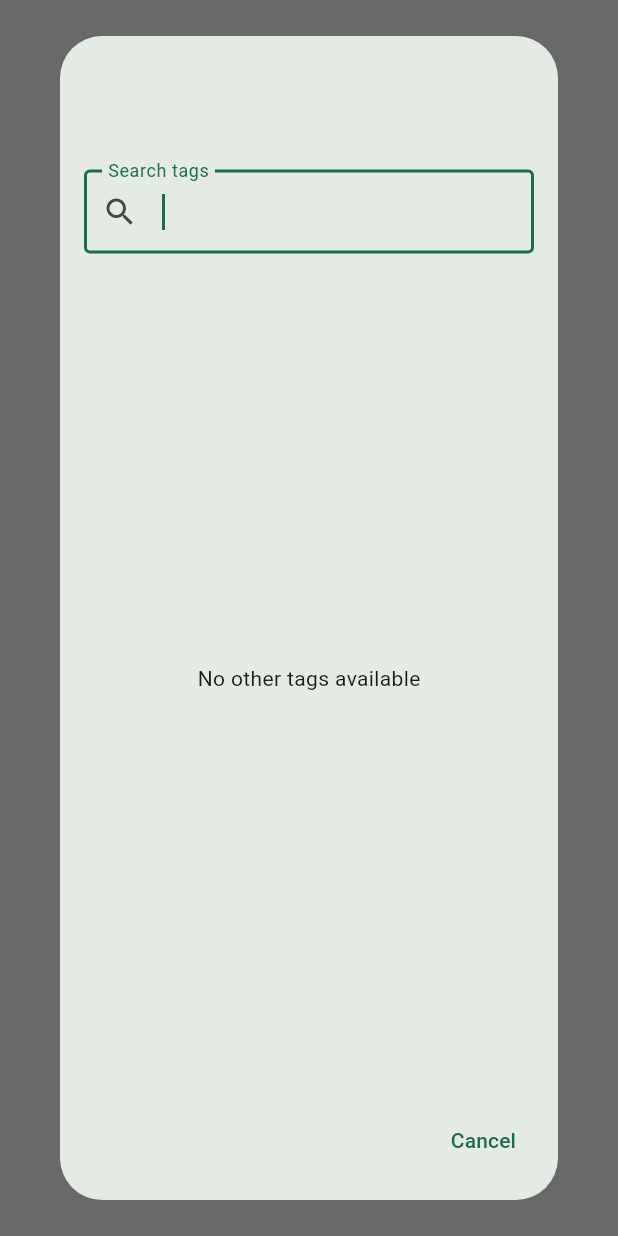
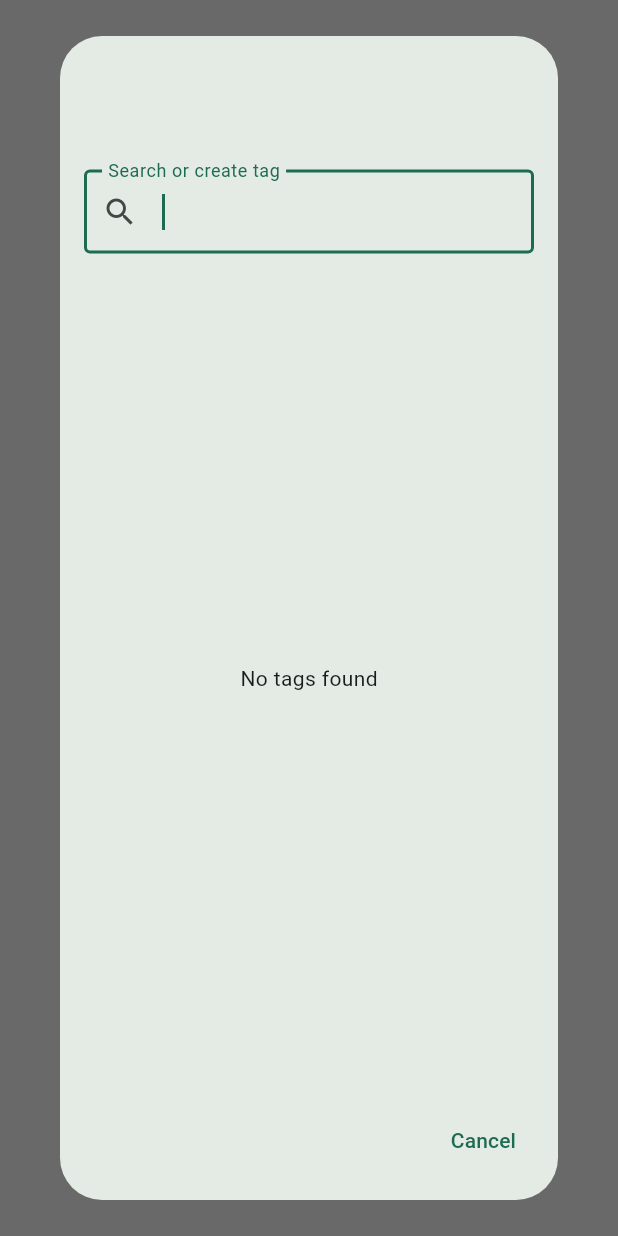
Before and after one commit to kashr-app/kashr, a Flutter app: what show() shows on an empty page, opened directly with empty values, on a phone screen of 412 x 824 dp. Run offline on Flutter 3.47's test engine with Material 3 defaults, Android fonts, the light colour scheme and no system bars; our stand-ins replace decimal, dio, file_picker, fl_chart, flutter_bloc, flutter_secure_storage and 7 more; missing offline and left inert: pointycastle, sqlite3, string_similarity; accounts and stored records are empty; generated files the repository leaves out were written again; statements that could not run were skipped.

Commit message:
refactor: merge AddTagDialog into TagPickerDialog

```diff
--- a/lib/savings/create_savings_dialog.dart
+++ b/lib/savings/create_savings_dialog.dart
@@ -3,7 +3,7 @@ import 'package:kashr/core/amount_dialog.dart';
 import 'package:kashr/core/currency.dart';
 import 'package:kashr/savings/cubit/savings_cubit.dart';
 import 'package:kashr/savings/model/savings.dart';
-import 'package:kashr/turnover/dialogs/add_tag_dialog.dart';
+import 'package:kashr/turnover/dialogs/tag_picker_dialog.dart';
 import 'package:kashr/turnover/model/tag.dart';
 import 'package:kashr/turnover/widgets/tag_avatar.dart';
 import 'package:flutter/material.dart';
@@ -128,7 +128,7 @@ class _CreateSavingsDialogState extends State<CreateSavingsDialog> {
                 // Tag selection
                 InkWell(
                   onTap: () async {
-                    final selectedTag = await AddTagDialog.show(context);
+                    final selectedTag = await TagPickerDialog.show(context);
                     if (selectedTag != null) {
                       setState(() {
                         _selectedTag = selectedTag;
--- a/lib/turnover/dialogs/tag_picker_dialog.dart
+++ b/lib/turnover/dialogs/tag_picker_dialog.dart
@@ -2,40 +2,77 @@ import 'package:kashr/turnover/cubit/tag_cubit.dart';
 import 'package:kashr/turnover/cubit/tag_state.dart';
 import 'package:kashr/turnover/model/tag.dart';
 import 'package:kashr/turnover/widgets/tag_avatar.dart';
+import 'package:kashr/turnover/widgets/tag_edit_bottom_sheet.dart';
 import 'package:flutter/material.dart';
 import 'package:flutter_bloc/flutter_bloc.dart';
 import 'package:uuid/uuid.dart';
 
-/// A dialog for selecting a tag.
+/// A dialog for selecting or creating a tag.
 ///
-/// Allows searching existing tags while excluding specified tag IDs.
-/// Returns the selected [Tag] or null if cancelled.
+/// Allows searching existing tags with optional filtering, and optionally
+/// creating new tags if no exact match is found.
+/// Returns the selected/created [Tag] or null if cancelled.
 class TagPickerDialog extends StatefulWidget {
-  final Set<UuidValue> excludeTagIds;
-  final String title;
+  final bool Function(Tag)? filter;
+  final String? title;
   final String? subtitle;
+  final bool allowCreate;
+  final TagSemantic? defaultSemantic;
 
   const TagPickerDialog({
     super.key,
-    this.excludeTagIds = const {},
-    required this.title,
-    required this.subtitle,
+    this.filter,
+    this.title,
+    this.subtitle,
+    this.allowCreate = true,
+    this.defaultSemantic,
   });
 
-  /// Shows the dialog and returns the selected tag or null if cancelled.
+  /// Shows the dialog and returns the selected/created tag or null if cancelled.
+  ///
+  /// If [filter] is provided, only tags matching the filter will be shown.
+  /// If [allowCreate] is true, users can create new tags.
+  /// If [defaultSemantic] is provided, new tags will be created with that semantic.
   static Future<Tag?> show(
     BuildContext context, {
-    Set<UuidValue> excludeTagIds = const {},
-    required String title,
+    bool Function(Tag)? filter,
+    String? title,
     String? subtitle,
+    bool allowCreate = true,
+    TagSemantic? defaultSemantic,
   }) {
     return showDialog<Tag>(
       context: context,
       builder: (context) => TagPickerDialog(
-        excludeTagIds: excludeTagIds,
+        filter: filter,
         title: title,
         subtitle: subtitle,
+        allowCreate: allowCreate,
+        defaultSemantic: defaultSemantic,
       ),
+    );
+  }
+
+  /// Shows the dialog with tag ID exclusions.
+  ///
+  /// Convenience method that converts [excludeTagIds] to a filter function.
+  static Future<Tag?> showWithExclusions(
+    BuildContext context, {
+    Set<UuidValue> excludeTagIds = const {},
+    String title = 'Select Tag',
+    String? subtitle,
+    bool allowCreate = false,
+    TagSemantic? defaultSemantic,
+  }) {
+    return show(
+      context,
+      filter: excludeTagIds.isEmpty
+          ? null
+          : (tag) => !excludeTagIds.contains(tag.id),
+      title: title,
+      subtitle: subtitle,
+      allowCreate: allowCreate,
+      defaultSemantic: defaultSemantic,
     );
   }
 
@@ -60,19 +97,22 @@ class _TagPickerDialogState extends State<TagPickerDialog> {
 
   List<Tag> _getFilteredTags(List<Tag> allTags) {
     final query = _searchController.text;
+    var filtered = allTags;
 
-    var filtered = allTags
-        .where((tag) => !widget.excludeTagIds.contains(tag.id))
-        .toList();
-
-    if (query.isEmpty) {
-      return filtered;
+    // Apply custom filter if specified
+    if (widget.filter != null) {
+      filtered = filtered.where(widget.filter!).toList();
     }
 
-    final lowerQuery = query.toLowerCase();
-    return filtered
-        .where((tag) => tag.name.toLowerCase().contains(lowerQuery))
-        .toList();
+    // Filter by search query
+    if (query.isNotEmpty) {
+      final lowerQuery = query.toLowerCase();
+      filtered = filtered
+          .where((tag) => tag.name.toLowerCase().contains(lowerQuery))
+          .toList();
+    }
+
+    return filtered;
   }
 
   @override
@@ -85,35 +125,65 @@ class _TagPickerDialogState extends State<TagPickerDialog> {
         child: BlocBuilder<TagCubit, TagState>(
           builder: (context, tagState) {
             final filteredTags = _getFilteredTags(tagState.tags);
+            final searchQuery = _searchController.text.trim();
+            final exactMatch = filteredTags.any(
+              (tag) => tag.name.toLowerCase() == searchQuery.toLowerCase(),
+            );
 
             return Column(
               mainAxisSize: MainAxisSize.min,
               crossAxisAlignment: CrossAxisAlignment.stretch,
               children: [
-                Text(widget.title, style: theme.textTheme.titleLarge),
-                const SizedBox(height: 8),
-                if (widget.subtitle != null)
+                Text(
+                  widget.title ?? 'Select Tag',
+                  style: theme.textTheme.titleLarge,
+                ),
+                if (widget.subtitle != null) ...[
+                  const SizedBox(height: 8),
                   Text(
                     widget.subtitle!,
                     style: theme.textTheme.bodyMedium?.copyWith(
                       color: theme.colorScheme.onSurfaceVariant,
                     ),
                   ),
+                ],
                 const SizedBox(height: 16),
                 TextField(
                   controller: _searchController,
-                  decoration: const InputDecoration(
-                    labelText: 'Search tags',
-                    border: OutlineInputBorder(),
-                    prefixIcon: Icon(Icons.search),
+                  decoration: InputDecoration(
+                    labelText: widget.allowCreate
+                        ? 'Search or create tag'
+                        : 'Search tags',
+                    border: const OutlineInputBorder(),
+                    prefixIcon: const Icon(Icons.search),
                   ),
+                  textCapitalization: TextCapitalization.words,
                   autofocus: true,
                   onChanged: (_) => setState(() {}),
                 ),
                 const SizedBox(height: 16),
+                if (widget.allowCreate &&
+                    searchQuery.isNotEmpty &&
+                    !exactMatch) ...[
+                  ListTile(
+                    leading: const CircleAvatar(child: Icon(Icons.add)),
+                    title: Text('Create "$searchQuery"'),
+                    onTap: () async {
+                      final newTag = await TagEditBottomSheet.show(
+                        context,
+                        initialName: searchQuery,
+                        initialSemantic: widget.defaultSemantic,
+                      );
+                      if (context.mounted && newTag != null) {
+                        Navigator.of(context).pop(newTag);
+                      }
+                    },
+                  ),
+                  const Divider(),
+                ],
                 Flexible(
                   child: filteredTags.isEmpty
-                      ? const Center(child: Text('No other tags available'))
+                      ? const Center(child: Text('No tags found'))
                       : ListView.builder(
                           shrinkWrap: true,
                           itemCount: filteredTags.length,
--- a/lib/turnover/dialogs/tag_turnover_editor_dialog.dart
+++ b/lib/turnover/dialogs/tag_turnover_editor_dialog.dart
@@ -9,7 +9,7 @@ import 'package:kashr/core/currency.dart';
 import 'package:kashr/core/decimal_json_converter.dart';
 import 'package:kashr/turnover/cubit/tag_cubit.dart';
 import 'package:kashr/turnover/cubit/tag_state.dart';
-import 'package:kashr/turnover/dialogs/add_tag_dialog.dart';
+import 'package:kashr/turnover/dialogs/tag_picker_dialog.dart';
 import 'package:kashr/turnover/model/tag_turnover.dart';
 import 'package:kashr/turnover/model/turnover.dart';
 import 'package:kashr/turnover/widgets/tag_avatar.dart';
@@ -126,7 +126,7 @@ class _TagTurnoverEditorDialogState extends State<TagTurnoverEditorDialog> {
   }
 
   Future<void> _selectTag() async {
-    final selectedTag = await AddTagDialog.show(context);
+    final selectedTag = await TagPickerDialog.show(context);
     if (selectedTag != null) {
       setState(() {
         _selectedTagId = selectedTag.id;
--- a/lib/turnover/tags_page.dart
+++ b/lib/turnover/tags_page.dart
@@ -120,9 +120,10 @@ class _TagsPageState extends State<TagsPage> {
 
   Future<void> _showMergeDialog(BuildContext context, Tag sourceTag) async {
     // Step 1: Show tag picker dialog to select target tag
-    final targetTag = await TagPickerDialog.show(
+    final targetTag = await TagPickerDialog.showWithExclusions(
       context,
       excludeTagIds: {sourceTag.id},
+      allowCreate: false,
       title: 'Select Target Tag',
       subtitle: 'Merge "${sourceTag.name}" into:',
     );
--- a/lib/turnover/turnover_tags_page.dart
+++ b/lib/turnover/turnover_tags_page.dart
@@ -7,7 +7,7 @@ import 'package:kashr/turnover/cubit/tag_cubit.dart';
 import 'package:kashr/turnover/cubit/tag_state.dart';
 import 'package:kashr/turnover/cubit/turnover_tags_cubit.dart';
 import 'package:kashr/turnover/cubit/turnover_tags_state.dart';
-import 'package:kashr/turnover/dialogs/add_tag_dialog.dart';
+import 'package:kashr/turnover/dialogs/tag_picker_dialog.dart';
 import 'package:kashr/turnover/dialogs/delete_turnover_dialog.dart';
 import 'package:kashr/turnover/dialogs/edit_turnover_dialog.dart';
 import 'package:kashr/turnover/model/tag.dart';
@@ -260,7 +260,7 @@ class TurnoverTagsPage extends StatelessWidget {
   }
 
   Future<void> _showAddTagDialog(BuildContext context) async {
-    final selectedTag = await AddTagDialog.show(context);
+    final selectedTag = await TagPickerDialog.show(context);
     if (selectedTag != null && context.mounted) {
       context.read<TurnoverTagsCubit>().addTag(selectedTag);
     }
--- a/lib/turnover/widgets/quick_transfer_entry_sheet.dart
+++ b/lib/turnover/widgets/quick_transfer_entry_sheet.dart
@@ -9,7 +9,7 @@ import 'package:kashr/core/decimal_json_converter.dart';
 import 'package:kashr/core/status.dart';
 import 'package:kashr/logging/services/log_service.dart';
 import 'package:kashr/settings/settings_cubit.dart';
-import 'package:kashr/turnover/dialogs/add_tag_dialog.dart';
+import 'package:kashr/turnover/dialogs/tag_picker_dialog.dart';
 import 'package:kashr/turnover/model/tag.dart';
 import 'package:kashr/turnover/model/tag_turnover_repository.dart';
 import 'package:kashr/turnover/model/transfer.dart';
@@ -104,7 +104,7 @@ class _QuickTransferEntrySheetState extends State<QuickTransferEntrySheet> {
 
   /// Returns if updated (true) or canceled (false)
   Future<bool> _selectTag() async {
-    final selectedTag = await AddTagDialog.show(
+    final selectedTag = await TagPickerDialog.show(
       context,
       filter: (tag) => tag.isTransfer,
       defaultSemantic: TagSemantic.transfer,
--- a/lib/turnover/widgets/quick_turnover_entry_sheet.dart
+++ b/lib/turnover/widgets/quick_turnover_entry_sheet.dart
@@ -9,7 +9,7 @@ import 'package:kashr/core/decimal_json_converter.dart';
 import 'package:kashr/core/status.dart';
 import 'package:kashr/logging/services/log_service.dart';
 import 'package:kashr/settings/settings_cubit.dart';
-import 'package:kashr/turnover/dialogs/add_tag_dialog.dart';
+import 'package:kashr/turnover/dialogs/tag_picker_dialog.dart';
 import 'package:kashr/turnover/model/tag.dart';
 import 'package:kashr/turnover/model/tag_turnover.dart';
 import 'package:kashr/turnover/model/tag_turnover_repository.dart';
@@ -133,7 +133,7 @@ class _QuickTurnoverEntrySheetState extends State<QuickTurnoverEntrySheet> {
       tagFilter = (tag) => tag.isNormal;
     }
 
-    final selectedTag = await AddTagDialog.show(context, filter: tagFilter);
+    final selectedTag = await TagPickerDialog.show(context, filter: tagFilter);
     if (selectedTag != null && mounted) {
       setState(() {
         _selectedTag = selectedTag;
--- a/lib/turnover/widgets/tag_turnovers_filter_dialog.dart
+++ b/lib/turnover/widgets/tag_turnovers_filter_dialog.dart
@@ -70,9 +70,10 @@ class _TagTurnoversFilterDialogState extends State<TagTurnoversFilterDialog> {
   }
 
   Future<void> _pickTag() async {
-    final tag = await TagPickerDialog.show(
+    final tag = await TagPickerDialog.showWithExclusions(
       context,
       excludeTagIds: _selectedTagIds,
+      allowCreate: false,
       title: 'Select Tag',
       subtitle: 'Choose a tag to filter by:',
     );
--- a/lib/turnover/widgets/turnover_filter_dialog.dart
+++ b/lib/turnover/widgets/turnover_filter_dialog.dart
@@ -37,9 +37,10 @@ class _TurnoverFilterDialogState extends State<TurnoverFilterDialog> {
   }
 
   Future<void> _pickTag() async {
-    final tag = await TagPickerDialog.show(
+    final tag = await TagPickerDialog.showWithExclusions(
       context,
       excludeTagIds: _selectedTagIds,
+      allowCreate: false,
       title: 'Select Tag',
       subtitle: 'Choose a tag to filter by:',
     );
```
Also changed, not shown: lib/turnover/dialogs/add_tag_dialog.dart (deleted, +0 -152 lines).
